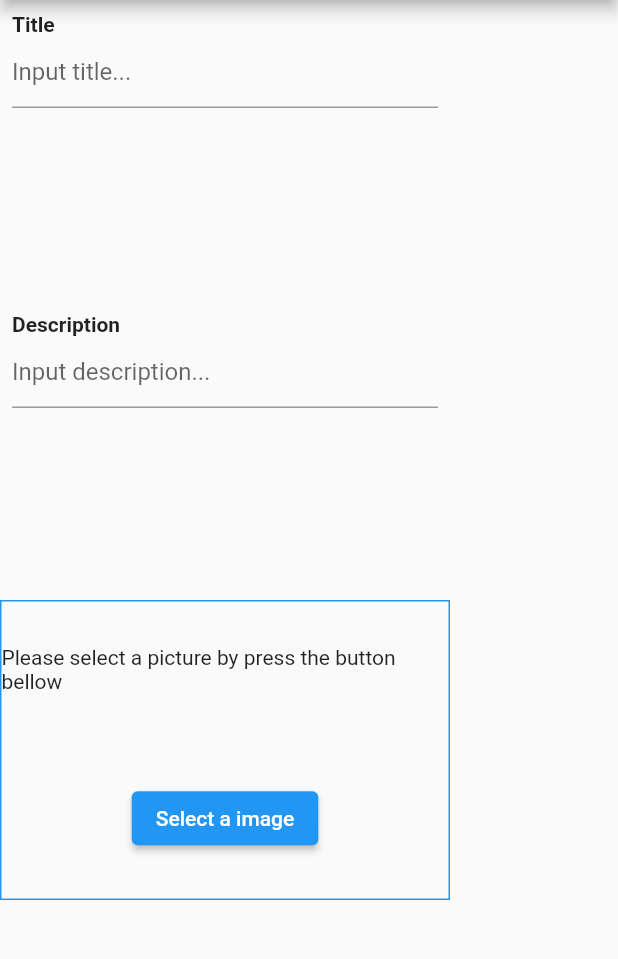
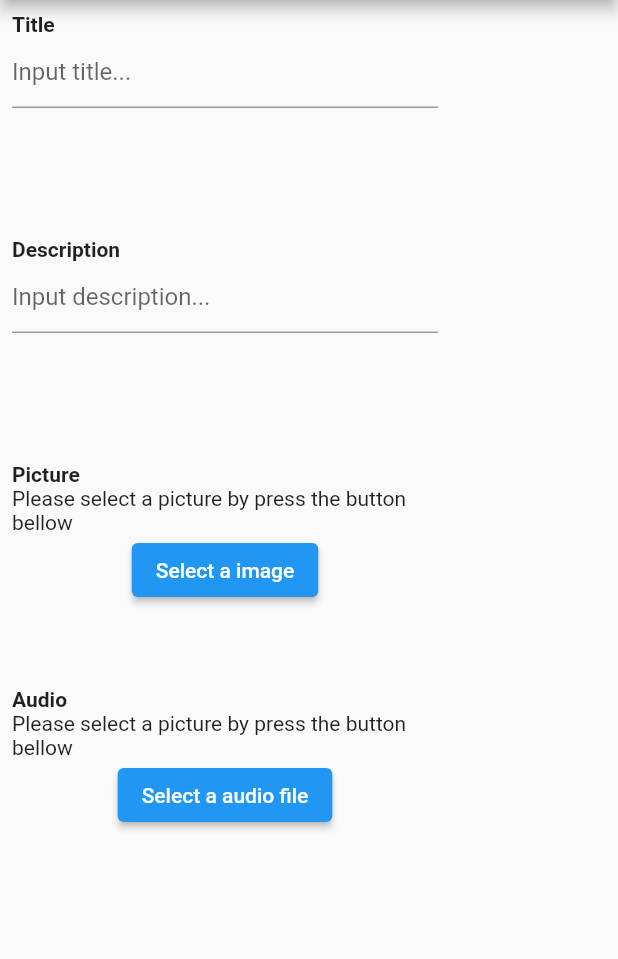
Before and after one commit to zowelu/xml_converter, a Flutter app: the screen it shows after launch, after a tap on "Select a image", on a phone screen of 412 x 824 dp, the part 84-1043 px from its top. Run offline on Flutter 3.47's test engine with Material 2 defaults, Android fonts, the phone set to English and light mode, and no system bars; our stand-ins replace file_picker; missing offline and left inert: desktop_drop.

Commit message:
add another card for audio

```diff
--- a/lib/screens/home_page.dart
+++ b/lib/screens/home_page.dart
@@ -19,13 +19,14 @@ class _HomePageState extends State<HomePage> {
 
   final Logger _log = Logger('HomePage');
 
-  String? _title;
+  String? _titlePicture;
+  String? _titleAudio;
 
   String? _description;
 
   bool isLoadingPicture = false;
 
-  bool isLoadingFile = false;
+  bool isLoadingAudio = false;
 
   bool isUploading = false;
 
@@ -43,7 +44,7 @@ class _HomePageState extends State<HomePage> {
             [
               TextField(
                 controller: _titleController,
-                onChanged: (newValue) => _title = newValue,
+                onChanged: (newValue) => _titlePicture = newValue,
                 minLines: 1,
                 maxLines: 5,
                 decoration: const InputDecoration(hintText: 'Input title...'),
@@ -63,51 +64,110 @@ class _HomePageState extends State<HomePage> {
               ),
             ],
           ),
-          Container(
-            height: 200,
-            width: 300,
-            decoration:
-                BoxDecoration(border: Border.all(width: 1, color: Colors.blue)),
-            child: Column(
+          CardWithLabel(
+            'Picture',
+            [
+              Column(
                 mainAxisAlignment: MainAxisAlignment.spaceAround,
                 children: [
-                _title != null
-                    ? Text(_title!)
+                  _titlePicture != null
+                      ? Text('Selected picture: ${_titlePicture!}')
                       : Text(
                           'Please select a picture by press the button bellow'),
+                  isLoadingPicture ? CircularProgressIndicator() : SizedBox(),
                   ElevatedButton(
-                  onPressed: pickPicture,
-                  child: isLoadingPicture
-                      ? const CircularProgressIndicator()
-                      : const Text('Select a image'),
+                    onPressed: () async => _pickFile(false),
+                    child: const Text('Select a image'),
                   ),
                 ],
               ),
+            ],
+          ),
+          CardWithLabel(
+            'Audio',
+            [
+              Column(
+                mainAxisAlignment: MainAxisAlignment.spaceAround,
+                children: [
+                  _titleAudio != null
+                      ? Text('Selected audio: ${_titleAudio!}')
+                      : Text(
+                          'Please select a picture by press the button bellow'),
+                  isLoadingAudio ? CircularProgressIndicator() : SizedBox(),
+                  ElevatedButton(
+                    onPressed: () async => _pickFile(true),
+                    child: const Text('Select a audio file'),
+                  ),
+                ],
+              ),
+            ],
           ),
         ],
       ),
     );
   }
 
-  Future<void> pickPicture() async {
+  /// File picke for image.
+  Future<void> _pickFile(bool isAudio) async {
+    if (!isAudio) {
       FilePickerResult? result = await FilePickerWeb.platform.pickFiles(
+          type: FileType.image,
           allowMultiple: false,
-        onFileLoading: (status) => status == FilePickerStatus.picking
+          onFileLoading: (status) {
+            setState(() {
+              isLoadingPicture = true;
+            });
+            return status == FilePickerStatus.picking
                 ? isLoadingPicture
-            : !isLoadingPicture);
+                : !isLoadingPicture;
+          });
       _log.info('result: $result');
       if (result != null) {
-      /*String? path = result.files.single.path;
-      _log.info('path: $path');
-      if (path != null) {
-        File file = File(path);
-        _log.info('file: $file');
-      }*/
         PlatformFile platformFile = result.files.first;
-      _title = platformFile.name;
-      _log.info('_title: $_title');
+        _titlePicture = platformFile.name;
+        _log.info('_title: $_titlePicture');
+        setState(() {
+          isLoadingPicture = false;
+        });
       } else {
+        setState(() {
+          isLoadingPicture = false;
+        });
+        _log.info('User canceled the picker');
+      }
+    } else {
+      FilePickerResult? result = await FilePickerWeb.platform.pickFiles(
+          type: FileType.audio,
+          allowMultiple: false,
+          onFileLoading: (status) {
+            setState(() {
+              isLoadingAudio = true;
+            });
+            return status == FilePickerStatus.picking
+                ? isLoadingAudio
+                : !isLoadingAudio;
+          });
+      _log.info('result: $result');
+      if (result != null) {
+        PlatformFile platformFile = result.files.first;
+        _titleAudio = platformFile.name;
+        _log.info('_title: $_titleAudio');
+        setState(() {
+          isLoadingAudio = false;
+        });
+      } else {
+        setState(() {
+          isLoadingAudio = false;
+        });
         _log.info('User canceled the picker');
       }
     }
   }
+
+  void httpRequest() {
+    Uri uri = Uri.https(
+        'https://api.airtable.com/v0/appqALUeXtEMpYafL/xml%20converter%20app%20data',
+        '',
+        {'api_key': 'key3tqIhPCOexe0T1'});
+  }
+}
--- a/lib/widgets/card_with_label.dart
+++ b/lib/widgets/card_with_label.dart
@@ -14,7 +14,7 @@ class CardWithLabel extends StatelessWidget {
   Widget build(BuildContext context) {
     return SizedBox(
       width: 300,
-      height: 200,
+      height: 150,
       child: Padding(
         padding: const EdgeInsets.all(8.0),
         child: Column(
```
Lines whose indentation alone changed are shown as unchanged.
